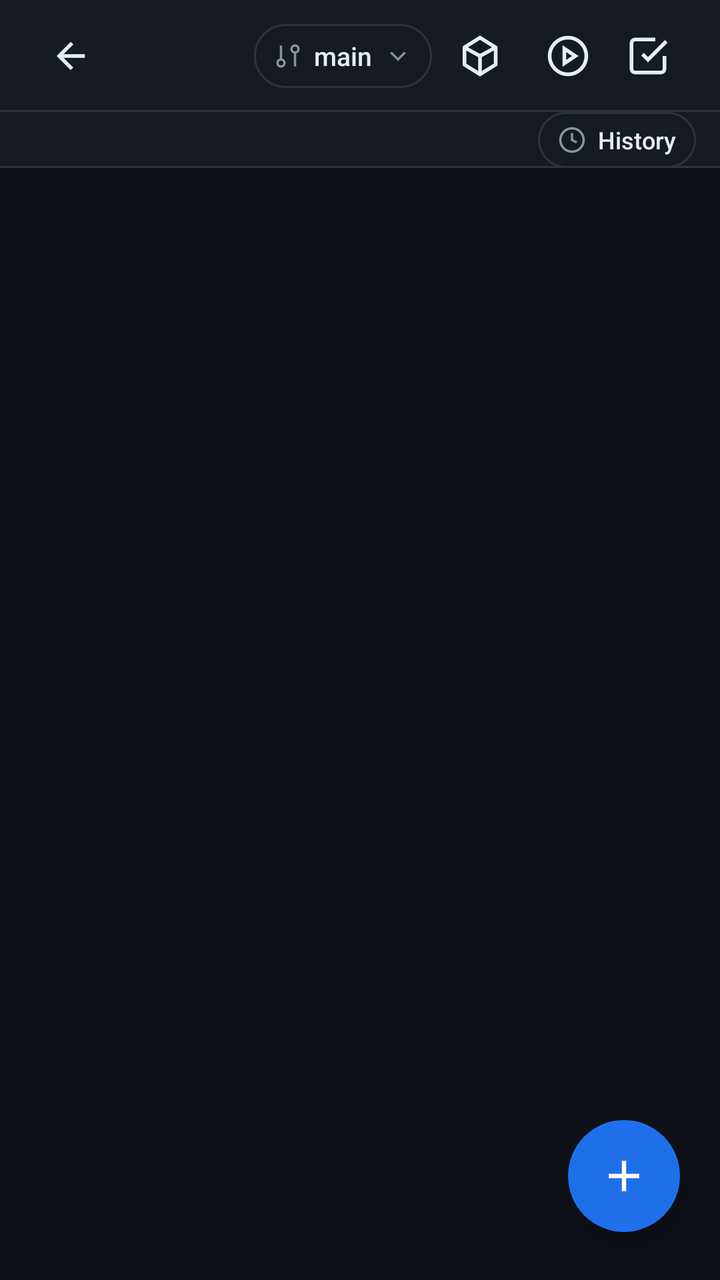
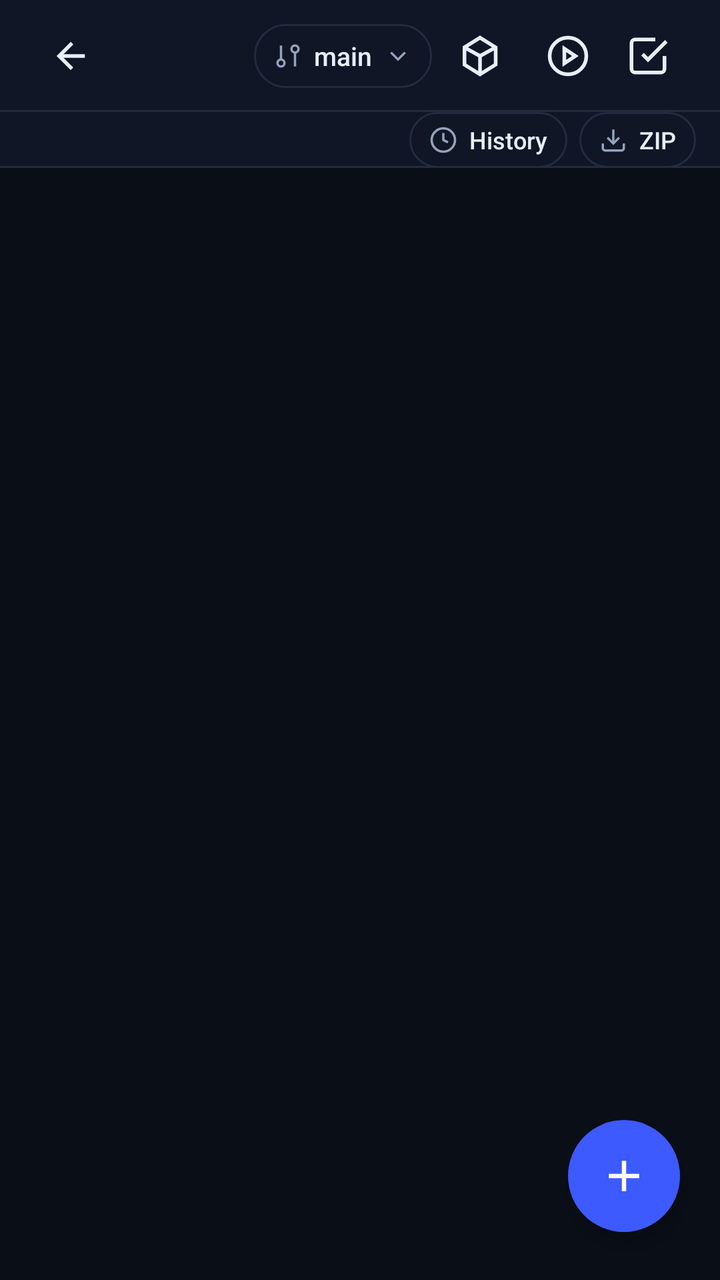

Compare the two renders of this Android layout. The source of the first and the diff that turns it into the second are given below.
<!-- AndroidManifest.xml: application theme Theme.ReleaseManager -->
<!-- res/layout/screen_files.xml -->
<?xml version="1.0" encoding="utf-8"?>
<FrameLayout xmlns:android="http://schemas.android.com/apk/res/android"
    xmlns:app="http://schemas.android.com/apk/res-auto"
    android:id="@+id/screenFiles"
    android:layout_width="match_parent"
    android:layout_height="match_parent"
    android:background="@color/bg">

    <LinearLayout
        android:layout_width="match_parent"
        android:layout_height="match_parent"
        android:orientation="vertical">

        <LinearLayout
            android:layout_width="match_parent"
            android:layout_height="56dp"
            android:background="@drawable/bg_topbar"
            android:gravity="center_vertical"
            android:orientation="horizontal"
            android:paddingStart="16dp"
            android:paddingEnd="16dp">

            <ImageButton
                android:id="@+id/btnBack"
                style="@style/App.IconButton"
                android:layout_width="40dp"
                android:layout_height="40dp"
                android:contentDescription="Back"
                android:src="@drawable/ic_arrow_back" />

            <TextView
                android:id="@+id/textTitle"
                style="@style/App.TopbarTitle"
                android:layout_width="0dp"
                android:layout_height="wrap_content"
                android:layout_marginStart="12dp"
                android:layout_weight="1" />

            <LinearLayout
                android:id="@+id/btnBranch"
                android:layout_width="wrap_content"
                android:layout_height="32dp"
                android:layout_marginStart="12dp"
                android:background="@drawable/bg_branch_btn"
                android:clickable="true"
                android:focusable="true"
                android:gravity="center_vertical"
                android:orientation="horizontal"
                android:paddingStart="10dp"
                android:paddingEnd="10dp">

                <ImageView
                    android:layout_width="14dp"
                    android:layout_height="14dp"
                    android:importantForAccessibility="no"
                    android:src="@drawable/ic_branch"
                    android:tint="@color/text_muted" />

                <TextView
                    android:id="@+id/textBranch"
                    android:layout_width="wrap_content"
                    android:layout_height="wrap_content"
                    android:layout_marginStart="6dp"
                    android:layout_marginEnd="6dp"
                    android:ellipsize="end"
                    android:fontFamily="sans-serif-medium"
                    android:maxEms="8"
                    android:maxLines="1"
                    android:text="main"
                    android:textColor="@color/text_primary"
                    android:textSize="13sp" />

                <ImageView
                    android:layout_width="14dp"
                    android:layout_height="14dp"
                    android:importantForAccessibility="no"
                    android:src="@drawable/ic_chevron_down"
                    android:tint="@color/text_muted" />
            </LinearLayout>

            <LinearLayout
                android:id="@+id/btnCommitStaged"
                android:layout_width="wrap_content"
                android:layout_height="32dp"
                android:layout_marginStart="4dp"
                android:background="@drawable/bg_staged_btn"
                android:clickable="true"
                android:focusable="true"
                android:gravity="center_vertical"
                android:orientation="horizontal"
                android:paddingStart="10dp"
                android:paddingEnd="10dp"
                android:visibility="gone">

                <TextView
                    android:layout_width="wrap_content"
                    android:layout_height="wrap_content"
                    android:text="Commit all"
                    android:textColor="@color/warning_text"
                    android:textSize="12sp"
                    android:textStyle="bold" />

                <TextView
                    android:id="@+id/textStagedBadge"
                    android:layout_width="wrap_content"
                    android:layout_height="18dp"
                    android:layout_marginStart="5dp"
                    android:background="@drawable/bg_staged_badge"
                    android:gravity="center"
                    android:minWidth="18dp"
                    android:paddingStart="4dp"
                    android:paddingEnd="4dp"
                    android:textColor="@color/white"
                    android:textSize="11sp"
                    android:textStyle="bold"
                    android:visibility="gone" />
            </LinearLayout>

            <ImageButton
                android:id="@+id/btnReleases"
                style="@style/App.IconButton"
                android:layout_width="40dp"
                android:layout_height="40dp"
                android:layout_marginStart="4dp"
                android:contentDescription="Releases"
                android:src="@drawable/ic_package" />

            <ImageButton
                android:id="@+id/btnActions"
                style="@style/App.IconButton"
                android:layout_width="40dp"
                android:layout_height="40dp"
                android:layout_marginStart="4dp"
                android:contentDescription="Actions"
                android:src="@drawable/ic_play_circle" />

            <ImageButton
                android:id="@+id/btnSelectMode"
                style="@style/App.IconButton"
                android:layout_width="40dp"
                android:layout_height="40dp"
                android:contentDescription="Select files"
                android:src="@drawable/ic_check_square" />
        </LinearLayout>

        <LinearLayout
            android:layout_width="match_parent"
            android:layout_height="wrap_content"
            android:background="@drawable/bg_topbar"
            android:gravity="center_vertical"
            android:orientation="horizontal">

            <HorizontalScrollView
                android:layout_width="0dp"
                android:layout_height="wrap_content"
                android:layout_weight="1"
                android:overScrollMode="never"
                android:scrollbars="none">

                <LinearLayout
                    android:id="@+id/breadcrumbContainer"
                    android:layout_width="wrap_content"
                    android:layout_height="wrap_content"
                    android:gravity="center_vertical"
                    android:orientation="horizontal"
                    android:paddingStart="16dp"
                    android:paddingTop="8dp"
                    android:paddingEnd="16dp"
                    android:paddingBottom="8dp" />
            </HorizontalScrollView>

            <LinearLayout
                android:id="@+id/btnHistory"
                android:layout_width="wrap_content"
                android:layout_height="28dp"
                android:layout_marginStart="4dp"
                android:layout_marginEnd="12dp"
                android:background="@drawable/bg_branch_btn"
                android:clickable="true"
                android:focusable="true"
                android:gravity="center_vertical"
                android:orientation="horizontal"
                android:paddingStart="10dp"
                android:paddingEnd="10dp">

                <ImageView
                    android:layout_width="14dp"
                    android:layout_height="14dp"
                    android:importantForAccessibility="no"
                    android:src="@drawable/ic_history"
                    android:tint="@color/text_muted" />

                <TextView
                    android:layout_width="wrap_content"
                    android:layout_height="wrap_content"
                    android:layout_marginStart="6dp"
                    android:fontFamily="sans-serif-medium"
                    android:text="History"
                    android:textColor="@color/text_primary"
                    android:textSize="12sp" />
            </LinearLayout>
        </LinearLayout>

        <FrameLayout
            android:layout_width="match_parent"
            android:layout_height="0dp"
            android:layout_weight="1">

            <androidx.recyclerview.widget.RecyclerView
                android:id="@+id/listFiles"
                android:layout_width="match_parent"
                android:layout_height="match_parent"
                android:clipToPadding="false"
                android:paddingBottom="96dp" />

            <include layout="@layout/layout_state" />
        </FrameLayout>
    </LinearLayout>

    <com.google.android.material.floatingactionbutton.FloatingActionButton
        android:id="@+id/fabAdd"
        android:layout_width="wrap_content"
        android:layout_height="wrap_content"
        android:layout_gravity="bottom|end"
        android:layout_marginEnd="20dp"
        android:layout_marginBottom="24dp"
        android:contentDescription="Add"
        app:backgroundTint="@color/accent_emphasis"
        app:borderWidth="0dp"
        app:fabSize="normal"
        app:maxImageSize="26dp"
        app:rippleColor="@color/accent_pressed"
        app:srcCompat="@drawable/ic_plus"
        app:tint="@color/white" />

    <LinearLayout
        android:id="@+id/selectBar"
        android:layout_width="match_parent"
        android:layout_height="72dp"
        android:layout_gravity="bottom"
        android:background="@drawable/bg_select_bar"
        android:clickable="true"
        android:elevation="8dp"
        android:focusable="true"
        android:gravity="center_vertical"
        android:orientation="horizontal"
        android:paddingStart="16dp"
        android:paddingEnd="16dp"
        android:visibility="gone">

        <TextView
            android:id="@+id/textSelectCount"
            android:layout_width="0dp"
            android:layout_height="wrap_content"
            android:layout_weight="1"
            android:fontFamily="sans-serif-medium"
            android:textColor="@color/text_primary"
            android:textSize="15sp" />

        <com.google.android.material.button.MaterialButton
            android:id="@+id/btnSelectDownload"
            style="@style/Widget.App.OutlinedButton"
            android:layout_width="wrap_content"
            android:layout_height="wrap_content"
            android:layout_marginStart="12dp"
            android:minHeight="40dp"
            android:paddingStart="14dp"
            android:paddingEnd="14dp"
            android:text="Download"
            app:icon="@drawable/ic_download" />

        <com.google.android.material.button.MaterialButton
            android:id="@+id/btnSelectDelete"
            style="@style/Widget.App.DangerButton"
            android:layout_width="wrap_content"
            android:layout_height="wrap_content"
            android:layout_marginStart="12dp"
            android:minHeight="40dp"
            android:paddingStart="14dp"
            android:paddingEnd="14dp"
            android:text="Delete"
            app:icon="@drawable/ic_trash" />

        <com.google.android.material.button.MaterialButton
            android:id="@+id/btnCancelSelect"
            style="@style/Widget.App.TextButton"
            android:layout_width="wrap_content"
            android:layout_height="wrap_content"
            android:layout_marginStart="12dp"
            android:minHeight="40dp"
            android:paddingStart="12dp"
            android:paddingEnd="12dp"
            android:text="Cancel" />
    </LinearLayout>
</FrameLayout>
<!-- res/layout/layout_state.xml (included above) -->
<?xml version="1.0" encoding="utf-8"?>
<LinearLayout xmlns:android="http://schemas.android.com/apk/res/android"
    android:id="@+id/stateRoot"
    android:layout_width="match_parent"
    android:layout_height="match_parent"
    android:gravity="center"
    android:orientation="vertical"
    android:padding="24dp"
    android:visibility="gone">

    <ProgressBar
        android:id="@+id/stateSpinner"
        style="?android:attr/progressBarStyleSmall"
        android:layout_width="24dp"
        android:layout_height="24dp"
        android:layout_marginBottom="12dp"
        android:indeterminate="true"
        android:indeterminateTint="@color/accent"
        android:visibility="gone" />

    <ImageView
        android:id="@+id/stateIcon"
        android:layout_width="48dp"
        android:layout_height="48dp"
        android:layout_marginBottom="12dp"
        android:importantForAccessibility="no"
        android:tint="@color/text_dim"
        android:visibility="gone" />

    <TextView
        android:id="@+id/stateText"
        style="@style/App.StateText"
        android:layout_width="wrap_content"
        android:layout_height="wrap_content" />

    <com.google.android.material.button.MaterialButton
        android:id="@+id/stateRetry"
        style="@style/Widget.App.OutlinedButton"
        android:layout_width="wrap_content"
        android:layout_height="wrap_content"
        android:layout_marginTop="16dp"
        android:text="Retry"
        android:visibility="gone" />

</LinearLayout>
<!-- resources referenced by this layout -->
<resources>
  <color name="accent">#58A6FF</color>
  <color name="accent_emphasis">#1F6FEB</color>
  <color name="accent_pressed">#1557B0</color>
  <color name="bg">#0D1117</color>
  <color name="text_dim">#6E7681</color>
  <color name="text_muted">#8B949E</color>
  <color name="text_primary">#E6EDF3</color>
  <color name="warning_text">#E3B341</color>
  <color name="white">#FFFFFF</color>
  <style name="Widget.App.DangerButton" parent="Widget.App.Button">
          <item name="backgroundTint">@color/danger_emphasis</item>
      </style>
  <style name="Widget.App.OutlinedButton" parent="Widget.MaterialComponents.Button.OutlinedButton">
          <item name="android:textAllCaps">false</item>
          <item name="android:textSize">15sp</item>
          <item name="android:fontFamily">sans-serif-medium</item>
          <item name="android:letterSpacing">0</item>
          <item name="android:textColor">@color/text_primary</item>
          <item name="android:minHeight">48dp</item>
          <item name="android:insetTop">0dp</item>
          <item name="android:insetBottom">0dp</item>
          <item name="android:paddingStart">20dp</item>
          <item name="android:paddingEnd">20dp</item>
          <item name="backgroundTint">@color/transparent</item>
          <item name="strokeColor">@color/border</item>
          <item name="strokeWidth">1dp</item>
          <item name="rippleColor">@color/border</item>
          <item name="cornerRadius">10dp</item>
          <item name="iconTint">@color/text_primary</item>
          <item name="iconGravity">textStart</item>
          <item name="iconPadding">6dp</item>
          <item name="iconSize">18dp</item>
      </style>
  <style name="Widget.App.TextButton" parent="Widget.MaterialComponents.Button.TextButton">
          <item name="android:textAllCaps">false</item>
          <item name="android:textSize">15sp</item>
          <item name="android:fontFamily">sans-serif-medium</item>
          <item name="android:letterSpacing">0</item>
          <item name="android:textColor">@color/accent</item>
          <item name="android:minHeight">48dp</item>
          <item name="android:insetTop">0dp</item>
          <item name="android:insetBottom">0dp</item>
          <item name="android:paddingStart">20dp</item>
          <item name="android:paddingEnd">20dp</item>
          <item name="rippleColor">@color/border</item>
          <item name="cornerRadius">10dp</item>
      </style>
  <color name="border">#2D333B</color>
  <color name="surface">#161B22</color>
  <color name="warning">#D29922</color>
  <color name="warning_pressed">#3A2F12</color>
  <color name="warning_light">#26D29922</color>
  <style name="Widget.App.Button" parent="Widget.MaterialComponents.Button">
          <item name="android:textAllCaps">false</item>
          <item name="android:textSize">15sp</item>
          <item name="android:fontFamily">sans-serif-medium</item>
          <item name="android:letterSpacing">0</item>
          <item name="android:textColor">@color/white</item>
          <item name="android:minHeight">48dp</item>
          <item name="android:insetTop">0dp</item>
          <item name="android:insetBottom">0dp</item>
          <item name="android:paddingStart">20dp</item>
          <item name="android:paddingEnd">20dp</item>
          <item name="backgroundTint">@color/accent_emphasis</item>
          <item name="rippleColor">@color/accent_pressed</item>
          <item name="cornerRadius">10dp</item>
          <item name="iconTint">@color/white</item>
          <item name="iconGravity">textStart</item>
          <item name="iconPadding">6dp</item>
          <item name="iconSize">18dp</item>
      </style>
  <color name="danger_emphasis">#DA3633</color>
  <color name="transparent">#00000000</color>
  <color name="success">#3FB950</color>
  <color name="danger">#F85149</color>
  <!-- unchanged entries left out for length: 20 -->
</resources>

<!-- the commit's change to res/layout/screen_files.xml (unified diff, before → after) -->
@@ -174,7 +174,7 @@
                 android:layout_width="wrap_content"
                 android:layout_height="28dp"
                 android:layout_marginStart="4dp"
-                android:layout_marginEnd="12dp"
+                android:layout_marginEnd="6dp"
                 android:background="@drawable/bg_branch_btn"
                 android:clickable="true"
                 android:focusable="true"
@@ -196,6 +196,38 @@
                     android:layout_marginStart="6dp"
                     android:fontFamily="sans-serif-medium"
                     android:text="History"
+                    android:textColor="@color/text_primary"
+                    android:textSize="12sp" />
+            </LinearLayout>
+
+            
+            <LinearLayout
+                android:id="@+id/btnDownloadRepo"
+                android:layout_width="wrap_content"
+                android:layout_height="28dp"
+                android:layout_marginEnd="12dp"
+                android:background="@drawable/bg_branch_btn"
+                android:clickable="true"
+                android:contentDescription="Download repository as ZIP"
+                android:focusable="true"
+                android:gravity="center_vertical"
+                android:orientation="horizontal"
+                android:paddingStart="10dp"
+                android:paddingEnd="10dp">
+
+                <ImageView
+                    android:layout_width="14dp"
+                    android:layout_height="14dp"
+                    android:importantForAccessibility="no"
+                    android:src="@drawable/ic_download"
+                    android:tint="@color/text_muted" />
+
+                <TextView
+                    android:layout_width="wrap_content"
+                    android:layout_height="wrap_content"
+                    android:layout_marginStart="6dp"
+                    android:fontFamily="sans-serif-medium"
+                    android:text="ZIP"
                     android:textColor="@color/text_primary"
                     android:textSize="12sp" />
             </LinearLayout>
<!-- resource entries referenced after the edit -->
@@ -1,13 +1,13 @@
 <!-- resources referenced by this layout -->
 <resources>
-  <color name="accent">#58A6FF</color>
-  <color name="accent_emphasis">#1F6FEB</color>
-  <color name="accent_pressed">#1557B0</color>
-  <color name="bg">#0D1117</color>
-  <color name="text_dim">#6E7681</color>
-  <color name="text_muted">#8B949E</color>
-  <color name="text_primary">#E6EDF3</color>
-  <color name="warning_text">#E3B341</color>
+  <color name="accent">#7C9BFF</color>
+  <color name="accent_emphasis">#3D5AFE</color>
+  <color name="accent_pressed">#2A40D0</color>
+  <color name="bg">#0A0E17</color>
+  <color name="text_dim">#7683A0</color>
+  <color name="text_muted">#96A3BC</color>
+  <color name="text_primary">#E9EEF8</color>
+  <color name="warning_text">#F7C95C</color>
   <color name="white">#FFFFFF</color>
   <style name="Widget.App.DangerButton" parent="Widget.App.Button">
           <item name="backgroundTint">@color/danger_emphasis</item>
@@ -27,7 +27,7 @@
           <item name="strokeColor">@color/border</item>
           <item name="strokeWidth">1dp</item>
           <item name="rippleColor">@color/border</item>
-          <item name="cornerRadius">10dp</item>
+          <item name="cornerRadius">12dp</item>
           <item name="iconTint">@color/text_primary</item>
           <item name="iconGravity">textStart</item>
           <item name="iconPadding">6dp</item>
@@ -45,13 +45,13 @@
           <item name="android:paddingStart">20dp</item>
           <item name="android:paddingEnd">20dp</item>
           <item name="rippleColor">@color/border</item>
-          <item name="cornerRadius">10dp</item>
+          <item name="cornerRadius">12dp</item>
       </style>
-  <color name="border">#2D333B</color>
-  <color name="surface">#161B22</color>
-  <color name="warning">#D29922</color>
+  <color name="border">#222B40</color>
+  <color name="surface">#101626</color>
+  <color name="warning">#F2B134</color>
   <color name="warning_pressed">#3A2F12</color>
-  <color name="warning_light">#26D29922</color>
+  <color name="warning_light">#26F2B134</color>
   <style name="Widget.App.Button" parent="Widget.MaterialComponents.Button">
           <item name="android:textAllCaps">false</item>
           <item name="android:textSize">15sp</item>
@@ -65,16 +65,16 @@
           <item name="android:paddingEnd">20dp</item>
           <item name="backgroundTint">@color/accent_emphasis</item>
           <item name="rippleColor">@color/accent_pressed</item>
-          <item name="cornerRadius">10dp</item>
+          <item name="cornerRadius">12dp</item>
           <item name="iconTint">@color/white</item>
           <item name="iconGravity">textStart</item>
           <item name="iconPadding">6dp</item>
           <item name="iconSize">18dp</item>
       </style>
-  <color name="danger_emphasis">#DA3633</color>
+  <color name="danger_emphasis">#D63447</color>
   <color name="transparent">#00000000</color>
-  <color name="success">#3FB950</color>
-  <color name="danger">#F85149</color>
+  <color name="success">#3DDC97</color>
+  <color name="danger">#FF6B73</color>
   <!-- unchanged entries left out for length: 20 -->
 </resources>
 
